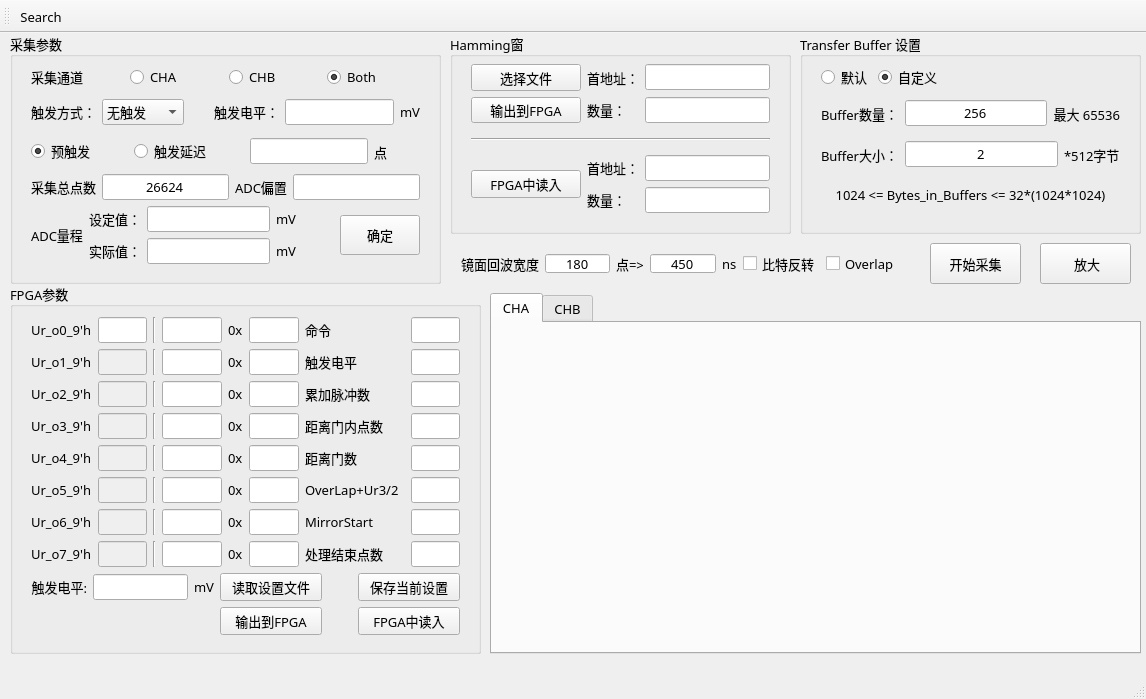
This is CStreamingCaptureFinal-master/mainwindow.ui in mh554697703/CStreamingCapture as Qt 5 draws it before an edit. The edited form follows.
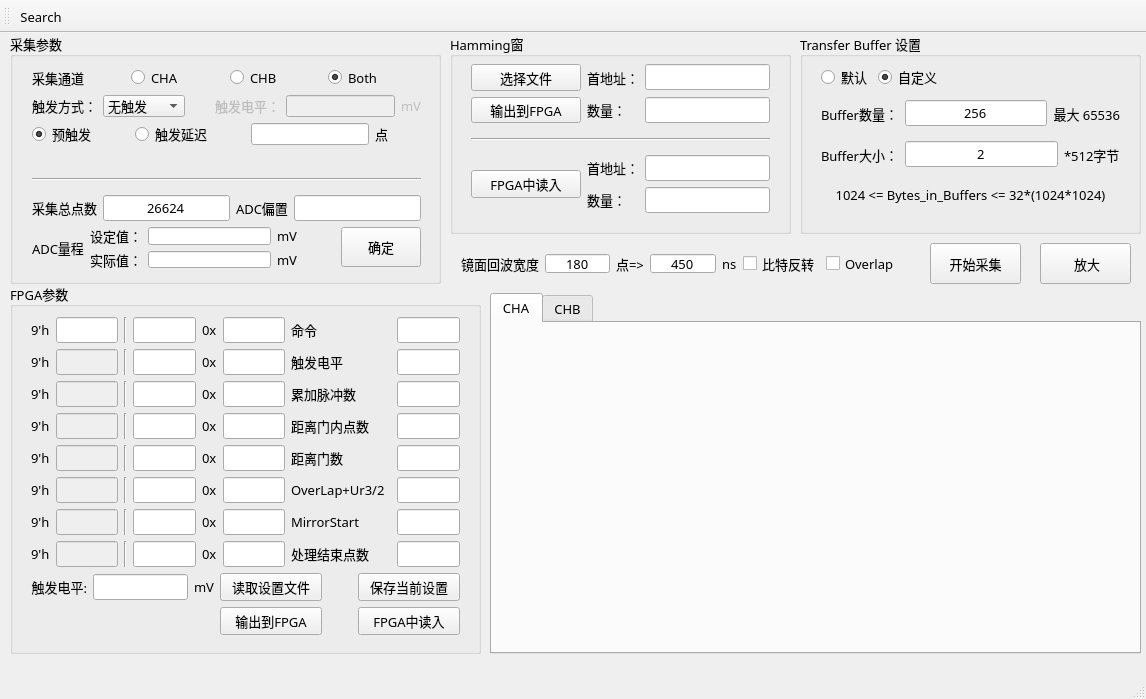
This is the edited form.

```diff
--- a/CStreamingCaptureFinal-master/mainwindow.ui
+++ b/CStreamingCaptureFinal-master/mainwindow.ui
@@ -211,7 +211,7 @@
            </font>
           </property>
           <property name="text">
-           <string>Ur_o0_9'h</string>
+           <string>9'h</string>
           </property>
          </widget>
         </item>
@@ -355,7 +355,7 @@
            </font>
           </property>
           <property name="text">
-           <string>Ur_o1_9'h</string>
+           <string>9'h</string>
           </property>
          </widget>
         </item>
@@ -497,7 +497,7 @@
            </font>
           </property>
           <property name="text">
-           <string>Ur_o2_9'h</string>
+           <string>9'h</string>
           </property>
          </widget>
         </item>
@@ -639,7 +639,7 @@
            </font>
           </property>
           <property name="text">
-           <string>Ur_o3_9'h</string>
+           <string>9'h</string>
           </property>
          </widget>
         </item>
@@ -781,7 +781,7 @@
            </font>
           </property>
           <property name="text">
-           <string>Ur_o4_9'h</string>
+           <string>9'h</string>
           </property>
          </widget>
         </item>
@@ -923,7 +923,7 @@
            </font>
           </property>
           <property name="text">
-           <string>Ur_o5_9'h</string>
+           <string>9'h</string>
           </property>
          </widget>
         </item>
@@ -1065,7 +1065,7 @@
            </font>
           </property>
           <property name="text">
-           <string>Ur_o6_9'h</string>
+           <string>9'h</string>
           </property>
          </widget>
         </item>
@@ -1207,7 +1207,7 @@
            </font>
           </property>
           <property name="text">
-           <string>Ur_o7_9'h</string>
+           <string>9'h</string>
           </property>
          </widget>
         </item>
@@ -1726,13 +1726,13 @@
     <property name="checkable">
      <bool>false</bool>
     </property>
-    <widget class="QWidget" name="layoutWidget">
+    <widget class="QWidget" name="">
      <property name="geometry">
       <rect>
-       <x>10</x>
-       <y>21</y>
+       <x>11</x>
+       <y>22</y>
        <width>411</width>
-       <height>221</height>
+       <height>101</height>
       </rect>
      </property>
      <layout class="QVBoxLayout" name="verticalLayout_5">
@@ -1885,16 +1885,26 @@
         </item>
         <item>
          <widget class="QLabel" name="label_48">
+          <property name="enabled">
+           <bool>false</bool>
+          </property>
           <property name="text">
            <string>触发电平：</string>
           </property>
          </widget>
         </item>
         <item>
-         <widget class="QLineEdit" name="lineEdit_TriggerLevel"/>
+         <widget class="QLineEdit" name="lineEdit_TriggerLevel">
+          <property name="enabled">
+           <bool>false</bool>
+          </property>
+         </widget>
         </item>
         <item>
          <widget class="QLabel" name="label_49">
+          <property name="enabled">
+           <bool>false</bool>
+          </property>
           <property name="text">
            <string>mV</string>
           </property>
@@ -1978,6 +1988,31 @@
         </item>
        </layout>
       </item>
+     </layout>
+    </widget>
+    <widget class="QWidget" name="">
+     <property name="geometry">
+      <rect>
+       <x>11</x>
+       <y>125</y>
+       <width>411</width>
+       <height>121</height>
+      </rect>
+     </property>
+     <layout class="QVBoxLayout" name="verticalLayout_6">
+      <item>
+       <widget class="Line" name="line_10">
+        <property name="minimumSize">
+         <size>
+          <width>0</width>
+          <height>20</height>
+         </size>
+        </property>
+        <property name="orientation">
+         <enum>Qt::Horizontal</enum>
+        </property>
+       </widget>
+      </item>
       <item>
        <layout class="QHBoxLayout" name="horizontalLayout_15">
         <item>
@@ -2050,7 +2085,11 @@
            </widget>
           </item>
           <item row="0" column="1">
-           <widget class="QLineEdit" name="lineEdit_SetADCRange"/>
+           <widget class="QLineEdit" name="lineEdit_SetADCRange">
+            <property name="text">
+             <string/>
+            </property>
+           </widget>
           </item>
           <item row="0" column="2">
            <widget class="QLabel" name="label_46">
```
Left out of the diff: 2 changed lines with no effect on the pictures.
